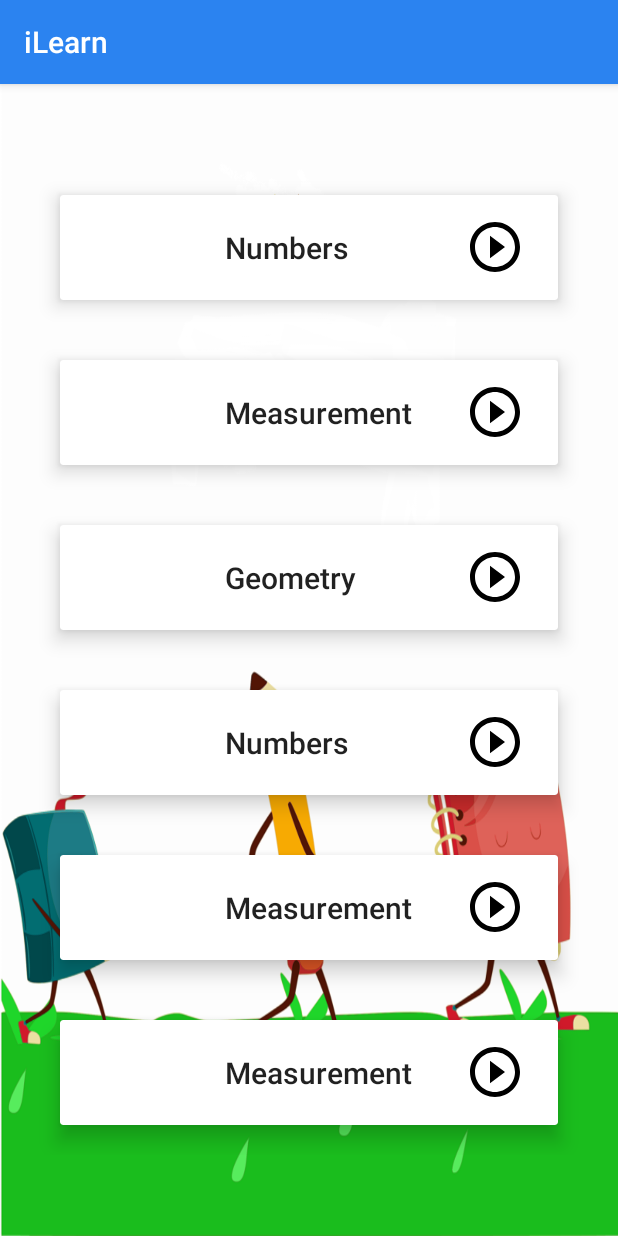
After one commit to fifymawia/AndroidDBandApp, an Android app: the Strands screen opened directly, with no data from a screen before it, on a phone screen of 412 x 824 dp. The commit adds this screen. Run offline under Robolectric (Android 15) with nearby library versions, the phone set to English and light mode, and no system bars; 1 statement that could not run was skipped.

Commit message:
creation of views strands and sub strands

```diff
--- /dev/null
+++ b/app/src/main/java/com/daenjel/ilearn/Strands.java
@@ -0,0 +1,58 @@
+package com.daenjel.ilearn;
+
+import androidx.appcompat.app.AppCompatActivity;
+import androidx.recyclerview.widget.LinearLayoutManager;
+import androidx.recyclerview.widget.RecyclerView;
+
+import android.content.Intent;
+import android.os.Bundle;
+import android.view.View;
+import android.widget.Toast;
+
+import com.daenjel.ilearn.Interface.ClickListener;
+import com.daenjel.ilearn.Interface.RecyclerTouchListener;
+import com.daenjel.ilearn.ViewModel.StrandsAdapter;
+
+import java.util.ArrayList;
+import java.util.List;
+
+public class Strands extends AppCompatActivity {
+
+    RecyclerView strandsView;
+    List<StrandsModel> itemList;
+    @Override
+    protected void onCreate(Bundle savedInstanceState) {
+        super.onCreate(savedInstanceState);
+        setContentView(R.layout.activity_strands);
+
+        itemList = new ArrayList<>();
+        loadItems();
+        strandsView = findViewById(R.id.listStrand);
+        StrandsAdapter adapter = new StrandsAdapter(this,itemList);
+        strandsView.setHasFixedSize(true);
+        strandsView.setAdapter(adapter);
+        strandsView.setLayoutManager(new LinearLayoutManager(this,RecyclerView.VERTICAL,false));
+        strandsView.addOnItemTouchListener(new RecyclerTouchListener(this,strandsView,new ClickListener(){
+
+            @Override
+            public void onClick(View view, int position) {
+                startActivity(new Intent(getApplicationContext(),Sub_Strands.class));
+                Toast.makeText(getApplicationContext(), "Strands "+position, Toast.LENGTH_SHORT).show();
+            }
+
+            @Override
+            public void onLongClick(View view, int position) {
+
+            }
+        }));
+    }
+
+    private void loadItems() {
+        itemList.add(new StrandsModel("numbers.json","Numbers"));
+        itemList.add(new StrandsModel("measure.json","Measurement"));
+        itemList.add(new StrandsModel("geometry.json","Geometry"));
+        itemList.add(new StrandsModel("numbers.json","Numbers"));
+        itemList.add(new StrandsModel("measure.json","Measurement"));
+        itemList.add(new StrandsModel("data.json","Measurement"));
+    }
+}
--- /dev/null
+++ b/app/src/main/java/com/daenjel/ilearn/StrandsModel.java
@@ -0,0 +1,31 @@
+package com.daenjel.ilearn;
+
+public class StrandsModel {
+
+    private String lottie;
+    private String strands;
+
+    public StrandsModel() {
+    }
+
+    public StrandsModel(String lottie, String strands) {
+        this.lottie = lottie;
+        this.strands = strands;
+    }
+
+    public String getLottie() {
+        return lottie;
+    }
+
+    public void setLottie(String lottie) {
+        this.lottie = lottie;
+    }
+
+    public String getStrands() {
+        return strands;
+    }
+
+    public void setStrands(String strands) {
+        this.strands = strands;
+    }
+}
--- /dev/null
+++ b/app/src/main/java/com/daenjel/ilearn/ViewModel/StrandsAdapter.java
@@ -0,0 +1,57 @@
+package com.daenjel.ilearn.ViewModel;
+
+import android.content.Context;
+import android.view.LayoutInflater;
+import android.view.View;
+import android.view.ViewGroup;
+import android.widget.TextView;
+
+import androidx.annotation.NonNull;
+import androidx.recyclerview.widget.RecyclerView;
+
+import com.airbnb.lottie.LottieAnimationView;
+import com.daenjel.ilearn.R;
+import com.daenjel.ilearn.StrandsModel;
+
+import java.util.List;
+
+public class StrandsAdapter extends RecyclerView.Adapter<StrandsAdapter.MyHolder> {
+
+    private Context context;
+    private List<StrandsModel> items;
+
+    public StrandsAdapter(Context context, List<StrandsModel> items) {
+        this.context = context;
+        this.items = items;
+    }
+
+    @NonNull
+    @Override
+    public MyHolder onCreateViewHolder(@NonNull ViewGroup parent, int viewType) {
+        View view = LayoutInflater.from(context).inflate(R.layout.view_strands,parent,false);
+        return new MyHolder(view);
+    }
+
+    @Override
+    public void onBindViewHolder(@NonNull MyHolder holder, int position) {
+        StrandsModel itemList = items.get(position);
+        holder.animationView.setAnimation(itemList.getLottie());
+        holder.strand.setText(itemList.getStrands());
+    }
+
+    @Override
+    public int getItemCount() {
+        return items.size();
+    }
+
+    public class MyHolder extends RecyclerView.ViewHolder {
+        LottieAnimationView animationView;
+        TextView strand;
+        public MyHolder(@NonNull View itemView) {
+            super(itemView);
+
+            animationView = itemView.findViewById(R.id.strandImg);
+            strand = itemView.findViewById(R.id.txtStrand);
+        }
+    }
+}
--- a/app/src/main/java/com/daenjel/ilearn/Views/MainActivity.java
+++ b/app/src/main/java/com/daenjel/ilearn/Views/MainActivity.java
@@ -3,6 +3,7 @@ package com.daenjel.ilearn.Views;
 import android.content.Intent;
 import android.os.Bundle;
 
+import com.daenjel.ilearn.Strands;
 import com.daenjel.ilearn.ViewModel.HomeGridAdapter;
 import com.daenjel.ilearn.Interface.ClickListener;
 import com.daenjel.ilearn.Interface.RecyclerTouchListener;
@@ -55,6 +56,7 @@ public class MainActivity extends AppCompatActivity implements NavigationView.On
         mListView.addOnItemTouchListener(new RecyclerTouchListener(this, mListView, new ClickListener() {
             @Override
             public void onClick(View view, int position) {
+                startActivity(new Intent(getApplicationContext(), Strands.class));
                 Toast.makeText(getApplicationContext(), "Learning area "+position, Toast.LENGTH_SHORT).show();
             }
 
--- /dev/null
+++ b/app/src/main/res/drawable/ic_play_circle_outline_black_24dp.xml
@@ -0,0 +1,9 @@
+<vector xmlns:android="http://schemas.android.com/apk/res/android"
+        android:width="24dp"
+        android:height="24dp"
+        android:viewportWidth="24.0"
+        android:viewportHeight="24.0">
+    <path
+        android:fillColor="#FF000000"
+        android:pathData="M10,16.5l6,-4.5 -6,-4.5v9zM12,2C6.48,2 2,6.48 2,12s4.48,10 10,10 10,-4.48 10,-10S17.52,2 12,2zM12,20c-4.41,0 -8,-3.59 -8,-8s3.59,-8 8,-8 8,3.59 8,8 -3.59,8 -8,8z"/>
+</vector>
--- a/app/src/main/res/layout/activity_sign_up.xml
+++ b/app/src/main/res/layout/activity_sign_up.xml
@@ -12,7 +12,7 @@
         android:layout_centerInParent="true"
         android:paddingLeft="50dp"
         android:paddingRight="50dp"
-        android:background="@drawable/login"
+        android:background="@drawable/signhome"
         android:layout_width="match_parent"
         android:layout_height="wrap_content">
         <LinearLayout
--- /dev/null
+++ b/app/src/main/res/layout/activity_strands.xml
@@ -0,0 +1,18 @@
+<?xml version="1.0" encoding="utf-8"?>
+<RelativeLayout xmlns:android="http://schemas.android.com/apk/res/android"
+    xmlns:app="http://schemas.android.com/apk/res-auto"
+    xmlns:tools="http://schemas.android.com/tools"
+    android:background="@drawable/back"
+    android:layout_width="match_parent"
+    android:layout_height="match_parent"
+    tools:context=".Strands">
+
+    <androidx.recyclerview.widget.RecyclerView
+        android:id="@+id/listStrand"
+        android:layout_centerInParent="true"
+        android:layout_margin="20dp"
+        android:layout_width="wrap_content"
+        android:layout_height="wrap_content">
+    </androidx.recyclerview.widget.RecyclerView>
+
+</RelativeLayout>
--- /dev/null
+++ b/app/src/main/res/layout/view_strands.xml
@@ -0,0 +1,44 @@
+<?xml version="1.0" encoding="utf-8"?>
+<androidx.cardview.widget.CardView xmlns:android="http://schemas.android.com/apk/res/android"
+    xmlns:tools="http://schemas.android.com/tools"
+    android:layout_width="wrap_content"
+    xmlns:app="http://schemas.android.com/apk/res-auto"
+    app:cardElevation="8dp"
+    android:layout_margin="20dp"
+    android:layout_height="wrap_content">
+    <RelativeLayout
+        android:layout_width="370dp"
+        android:layout_height="70dp">
+        <com.airbnb.lottie.LottieAnimationView
+            android:id="@+id/strandImg"
+            app:lottie_autoPlay="true"
+            app:lottie_loop="true"
+            android:layout_marginLeft="30dp"
+            android:layout_centerVertical="true"
+            android:layout_width="80dp"
+            android:layout_height="60dp"
+            android:layout_marginStart="30dp" />
+        <TextView
+            android:id="@+id/txtStrand"
+            android:text="@string/numbers"
+            android:layout_toEndOf="@id/strandImg"
+            android:layout_centerVertical="true"
+            android:textSize="20sp"
+            android:textAppearance="@style/TextAppearance.AppCompat.Title"
+            android:layout_width="wrap_content"
+            android:layout_height="wrap_content"
+            android:layout_gravity="center"
+            android:layout_toRightOf="@id/strandImg"
+            tools:ignore="RelativeOverlap" />
+        <ImageView
+            android:layout_alignParentRight="true"
+            android:layout_centerVertical="true"
+            android:src="@drawable/ic_play_circle_outline_black_24dp"
+            android:layout_width="40dp"
+            android:layout_height="40dp"
+            android:layout_alignParentEnd="true"
+            android:layout_marginRight="60dp"
+            android:layout_marginEnd="60dp" />
+    </RelativeLayout>
+
+</androidx.cardview.widget.CardView>
--- a/app/src/main/res/values/strings.xml
+++ b/app/src/main/res/values/strings.xml
@@ -22,4 +22,5 @@
     <string name="email">Email</string>
     <string name="register">Register</string>
     <string name="already_have_an_account"><u>Already have an account?</u></string>
+    <string name="numbers">Numbers</string>
 </resources>
--- a/app/src/main/res/values/styles.xml
+++ b/app/src/main/res/values/styles.xml
@@ -1,7 +1,7 @@
 <resources>
 
     <!-- Base application theme. -->
-    <style name="AppTheme" parent="Theme.AppCompat.Light.NoActionBar">
+    <style name="AppTheme" parent="Theme.AppCompat.Light.DarkActionBar">
         <!-- Customize your theme here. -->
         <item name="colorPrimary">@color/colorPrimary</item>
         <item name="colorPrimaryDark">@color/colorPrimaryDark</item>
```
Also changed, not shown: app/src/main/AndroidManifest.xml (+11 -3 lines), app/src/main/java/com/daenjel/ilearn/Sub_Strand_Model.java (added, +30 -0 lines), app/src/main/java/com/daenjel/ilearn/Sub_Strands.java (added, +42 -0 lines), app/src/main/java/com/daenjel/ilearn/ViewModel/SubStrandAdapter.java (added, +58 -0 lines), app/src/main/res/layout/activity_sub__strands.xml (added, +18 -0 lines), app/src/main/res/layout/view_sub_strands.xml (added, +44 -0 lines), app/src/main/res/drawable/back.png (added), app/src/main/res/drawable/signhome.png (added).
